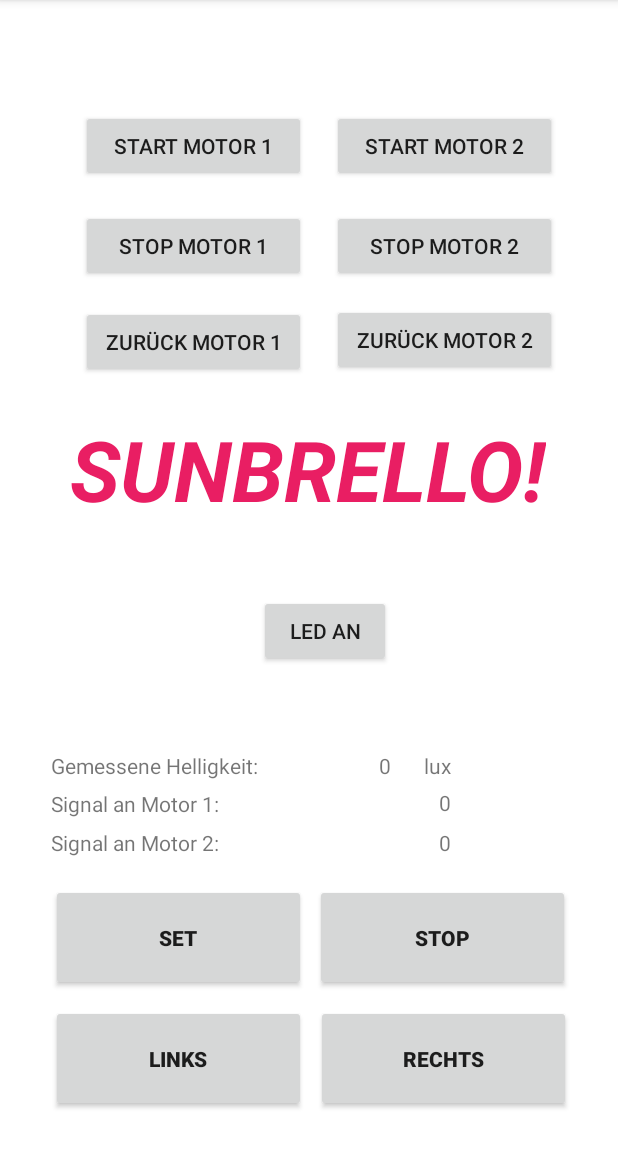
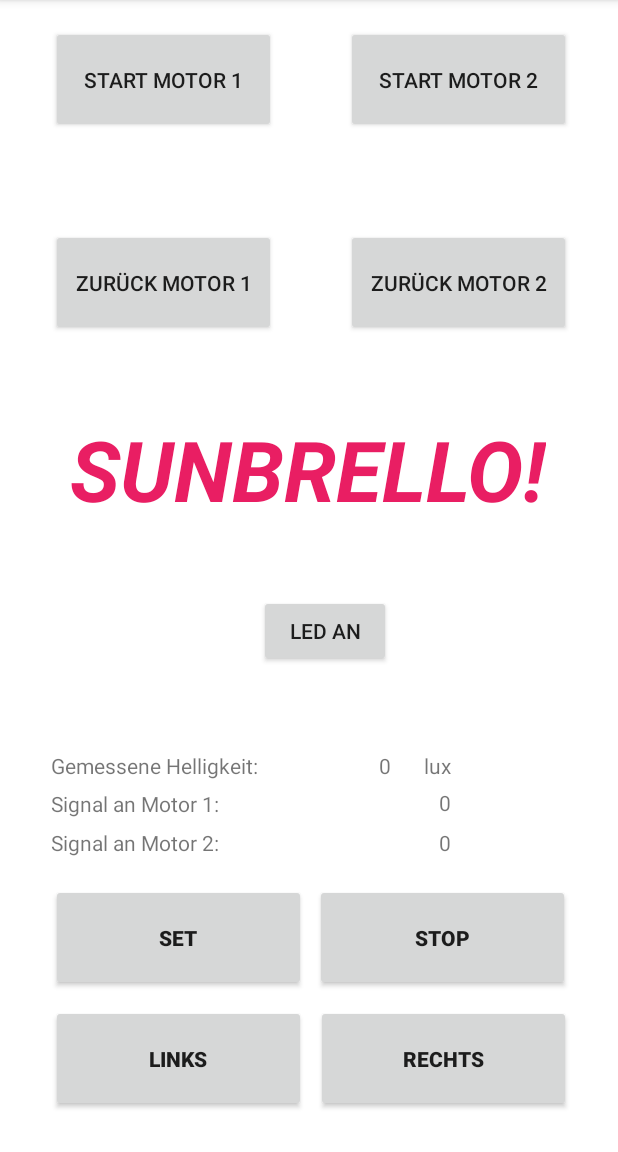
Before and after one commit to gkromer/Sunbrelly, an Android app: the screen it shows after launch (MainActivity), on a phone screen of 412 x 824 dp, the part 84-1236 px from its top. Run offline under Robolectric (Android 15) with nearby library versions, the phone set to English and light mode, and no system bars.

Commit message:
removed "stop motor" buttons + fixed some bugs (signal1, signal2)

```diff
--- a/app/src/main/res/layout/activity_main.xml
+++ b/app/src/main/res/layout/activity_main.xml
@@ -35,80 +35,54 @@
     <Button
         android:id="@+id/startMotor2"
         android:layout_width="150dp"
-        android:layout_height="wrap_content"
+        android:layout_height="71dp"
         android:onClick="startMotor2"
         android:text="Start Motor 2"
         app:layout_constraintBottom_toTopOf="@+id/title"
         app:layout_constraintEnd_toEndOf="parent"
-        app:layout_constraintHorizontal_bias="0.846"
+        app:layout_constraintHorizontal_bias="0.881"
         app:layout_constraintStart_toStartOf="parent"
         app:layout_constraintTop_toTopOf="parent"
-        app:layout_constraintVertical_bias="0.323" />
+        app:layout_constraintVertical_bias="0.084" />
 
     <Button
         android:id="@+id/backMotor2"
         android:layout_width="150dp"
-        android:layout_height="wrap_content"
+        android:layout_height="71dp"
         android:onClick="backMotor2"
         android:text="Zurück Motor 2"
         app:layout_constraintBottom_toTopOf="@+id/title"
         app:layout_constraintEnd_toEndOf="parent"
-        app:layout_constraintHorizontal_bias="0.846"
+        app:layout_constraintHorizontal_bias="0.881"
         app:layout_constraintStart_toStartOf="parent"
         app:layout_constraintTop_toTopOf="parent"
-        app:layout_constraintVertical_bias="0.892" />
-
-    <Button
-        android:id="@+id/stopMotor2"
-        android:layout_width="150dp"
-        android:layout_height="wrap_content"
-        android:onClick="stopMotor2"
-        android:text="Stop Motor 2"
-        app:layout_constraintBottom_toTopOf="@+id/title"
-        app:layout_constraintEnd_toEndOf="parent"
-        app:layout_constraintHorizontal_bias="0.846"
-        app:layout_constraintStart_toStartOf="parent"
-        app:layout_constraintTop_toTopOf="parent"
-        app:layout_constraintVertical_bias="0.615" />
+        app:layout_constraintVertical_bias="0.747" />
 
     <Button
         android:id="@+id/startMotor1"
         android:layout_width="150dp"
-        android:layout_height="wrap_content"
+        android:layout_height="71dp"
         android:onClick="startMotor1"
         android:text="Start Motor 1"
         app:layout_constraintBottom_toTopOf="@+id/title"
         app:layout_constraintEnd_toEndOf="parent"
-        app:layout_constraintHorizontal_bias="0.206"
+        app:layout_constraintHorizontal_bias="0.13"
         app:layout_constraintStart_toStartOf="parent"
         app:layout_constraintTop_toTopOf="parent"
-        app:layout_constraintVertical_bias="0.323" />
-
-    <Button
-        android:id="@+id/stopMotor1"
-        android:layout_width="150dp"
-        android:layout_height="wrap_content"
-        android:onClick="stopMotor1"
-        android:text="Stop Motor 1"
-        app:layout_constraintBottom_toTopOf="@+id/title"
-        app:layout_constraintEnd_toEndOf="parent"
-        app:layout_constraintHorizontal_bias="0.206"
-        app:layout_constraintStart_toStartOf="parent"
-        app:layout_constraintTop_toTopOf="parent"
-        app:layout_constraintVertical_bias="0.615" />
+        app:layout_constraintVertical_bias="0.084" />
 
     <Button
         android:id="@+id/backMotor1"
         android:layout_width="150dp"
-        android:layout_height="wrap_content"
+        android:layout_height="71dp"
         android:onClick="backMotor1"
         android:text="Zurück Motor 1"
         app:layout_constraintBottom_toTopOf="@+id/title"
         app:layout_constraintEnd_toEndOf="parent"
-        app:layout_constraintHorizontal_bias="0.206"
+        app:layout_constraintHorizontal_bias="0.13"
         app:layout_constraintStart_toStartOf="parent"
         app:layout_constraintTop_toTopOf="parent"
-        app:layout_constraintVertical_bias="0.896" />
+        app:layout_constraintVertical_bias="0.747" />
 
     <TextView
         android:id="@+id/output"
```
Also changed, not shown: app/src/main/java/com/example/myapplication/MainActivity.java (+154 -47 lines).
